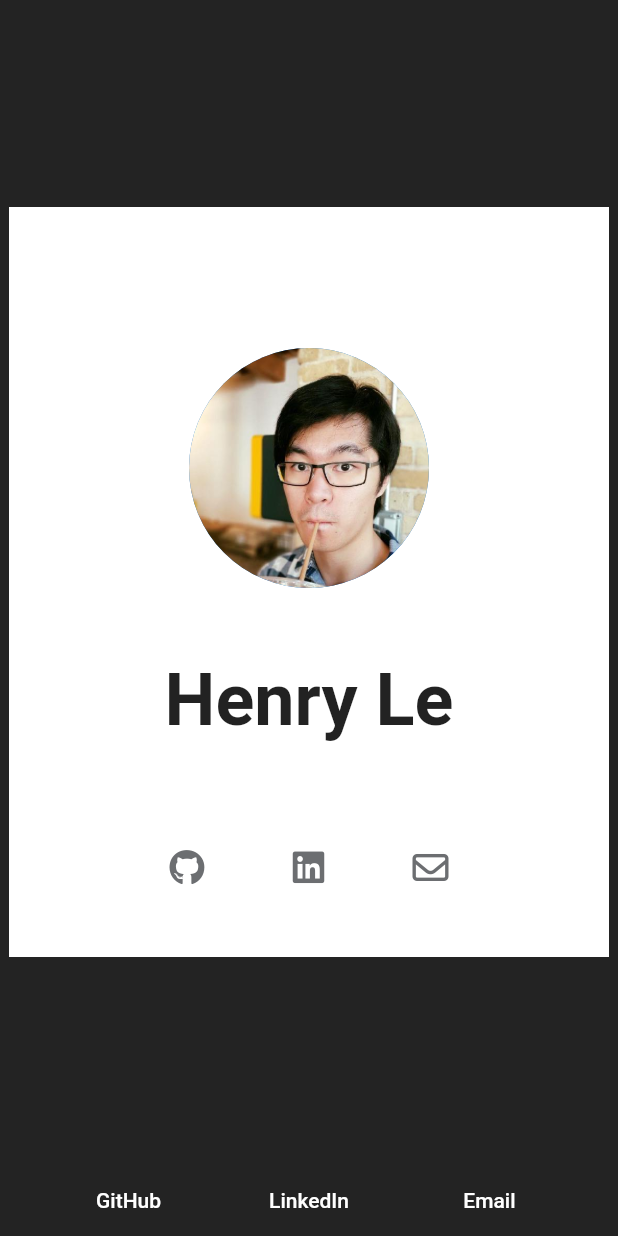
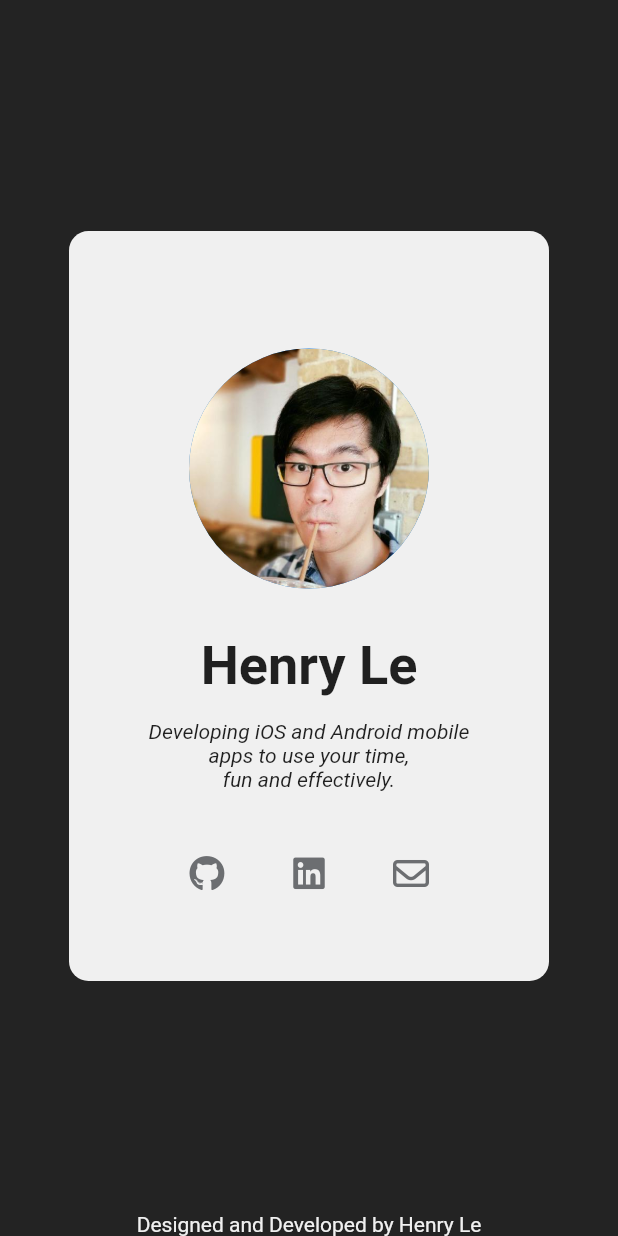
Before and after one commit to lainshiHenry/Portfolio_card_app, a Flutter app: the screen it shows after launch, on a phone screen of 412 x 824 dp. Run offline on Flutter 3.47's test engine with Material 2 defaults, Android fonts, the light colour scheme and no system bars; our stand-ins replace font_awesome_flutter; missing offline and left inert: dart:js.

Commit message:
Refactored code Updated Themeing Added functionality to buttons

```diff
--- /dev/null
+++ b/lib/controller/get_profile_links_list.dart
@@ -0,0 +1,57 @@
+import 'dart:js' as js;
+
+import 'package:flutter/material.dart';
+import 'package:henry_portfolio_card/model/constants.dart';
+import 'package:henry_portfolio_card/model/profile.dart';
+
+List<Widget> getProfileLinksList(BuildContext context, Profile profile) {
+  List<IconButton> _resultList = List.empty(growable: true);
+  IconButton? _temp;
+
+  _temp = checkIfProfileHasLink(context,
+      linkToCheck: profile.getGitHubLink!, socialLink: Links.github);
+  if (_temp != null) {
+    _resultList.add(_temp);
+  }
+
+  _temp = checkIfProfileHasLink(context,
+      socialLink: Links.linkedin, linkToCheck: profile.getLinkedInLink!);
+  if (_temp != null) {
+    _resultList.add(_temp);
+  }
+
+  _temp = checkIfProfileHasLink(context,
+      socialLink: Links.twitter, linkToCheck: profile.getTwitterLink!);
+  if (_temp != null) {
+    _resultList.add(_temp);
+  }
+
+  _temp = checkIfProfileHasLink(context,
+      socialLink: Links.email, linkToCheck: profile.getEmailAddress!);
+  if (_temp != null) {
+    _resultList.add(_temp);
+  }
+
+  return _resultList;
+}
+
+IconButton? checkIfProfileHasLink(BuildContext context,
+    {required Links socialLink,
+    Widget? iconImage,
+    required String linkToCheck}) {
+  if (linkToCheck.isNotEmpty) {
+    return IconButton(
+      icon: linksListIcon[socialLink.index],
+      onPressed: () {
+        print(linkToCheck);
+        if (socialLink == Links.email) {
+          js.context.callMethod('open', ['mailTo:' + linkToCheck]);
+        } else {
+          js.context.callMethod('open', [linkToCheck]);
+        }
+      },
+    );
+  } else {
+    return null;
+  }
+}
--- /dev/null
+++ b/lib/model/constants.dart
@@ -0,0 +1,10 @@
+import 'package:font_awesome_flutter/font_awesome_flutter.dart';
+
+enum Links { github, linkedin, twitter, email }
+
+List<FaIcon> linksListIcon = [
+  const FaIcon(FontAwesomeIcons.github),
+  const FaIcon(FontAwesomeIcons.linkedin),
+  const FaIcon(FontAwesomeIcons.twitter),
+  const FaIcon(FontAwesomeIcons.envelope),
+];
--- a/lib/model/my_profile_data.dart
+++ b/lib/model/my_profile_data.dart
@@ -4,5 +4,9 @@ Profile profileData = Profile(
   firstName: 'Henry',
   lastName: 'Le',
   profileImageLocation: 'assets/27880002.jpeg',
-  shortProfileDescription: '',
+  shortProfileDescription:
+      'Developing iOS and Android mobile apps to use your time, \nfun and effectively. ',
+  githubLink: 'https://github.com/lainshiHenry',
+  linkedInLink: 'https://www.linkedin.com/in/lehenry',
+  emailAddress: 'henryle913@outlook.com',
 );
--- a/lib/model/profile.dart
+++ b/lib/model/profile.dart
@@ -3,19 +3,36 @@ class Profile {
   final String? _lastName;
   final String? _shortProfileDescription;
   final String? _profileImageLocation;
+  final String? _githubLink;
+  final String? _linkedInLink;
+  final String? _twitterLink;
+  final String? _emailAddress;
 
   Profile({
     required String? firstName,
     String? lastName = '',
     String? shortProfileDescription = '',
     required String? profileImageLocation,
+    String? githubLink = '',
+    String? linkedInLink = '',
+    String? twitterLink = '',
+    String? emailAddress = '',
   })  : _firstName = firstName,
         _lastName = lastName,
         _shortProfileDescription = shortProfileDescription,
-        _profileImageLocation = profileImageLocation;
+        _profileImageLocation = profileImageLocation,
+        _githubLink = githubLink,
+        _linkedInLink = linkedInLink,
+        _twitterLink = twitterLink,
+        _emailAddress = emailAddress;
 
   String? get getFirstName => _firstName;
   String? get getLastName => _lastName;
   String? get getShortProfileDescription => _shortProfileDescription;
   String? get getProfileImageLocation => _profileImageLocation;
+
+  String? get getGitHubLink => _githubLink;
+  String? get getLinkedInLink => _linkedInLink;
+  String? get getTwitterLink => _twitterLink;
+  String? get getEmailAddress => _emailAddress;
 }
--- a/lib/model/theme_data.dart
+++ b/lib/model/theme_data.dart
@@ -2,10 +2,12 @@ import 'package:flutter/material.dart';
 
 ThemeData lightThemeData = ThemeData(
   scaffoldBackgroundColor: const Color(0xFF232323),
+  backgroundColor: Colors.blue,
   iconTheme: const IconThemeData(
     color: Color(0xFF6c6e71),
   ),
   hoverColor: Colors.black,
+  textTheme: TextTheme(),
   textButtonTheme: TextButtonThemeData(
     style: ButtonStyle(
       foregroundColor: MaterialStateProperty.all(Colors.white),
--- a/lib/view/screens/homepage.dart
+++ b/lib/view/screens/homepage.dart
@@ -1,5 +1,5 @@
 import 'package:flutter/material.dart';
-import 'package:font_awesome_flutter/font_awesome_flutter.dart';
+import 'package:henry_portfolio_card/controller/get_profile_links_list.dart';
 import 'package:henry_portfolio_card/model/profile.dart';
 
 class HomePage extends StatelessWidget {
@@ -9,22 +9,17 @@ class HomePage extends StatelessWidget {
 
   final Profile _profile;
 
-  final List<String> _linkNames = ['GitHub', 'LinkedIn', 'Email'];
-  final List<String> _linkURL = ['a', 'b', 'c'];
-  final List<FaIcon> _listIcons = [
-    const FaIcon(FontAwesomeIcons.github),
-    const FaIcon(FontAwesomeIcons.linkedin),
-    const FaIcon(FontAwesomeIcons.envelope),
-  ];
-
   @override
   Widget build(BuildContext context) {
     return Scaffold(
       body: Center(
         child: Container(
-          color: Colors.white,
-          width: 400,
+          width: 320,
           height: 500,
+          decoration: BoxDecoration(
+            borderRadius: BorderRadius.circular(13.0),
+            color: const Color(0xFFF0F0F0),
+          ),
           child: Padding(
             padding: const EdgeInsets.all(48.0),
             child: Column(
@@ -35,44 +30,45 @@ class HomePage extends StatelessWidget {
                   foregroundImage:
                       AssetImage(_profile.getProfileImageLocation!),
                   radius: 80.0,
-                  minRadius: 60.0,
-                  maxRadius: 100.0,
                 ),
                 const Spacer(),
                 Text(
                   _profile.getFirstName! + ' ' + _profile.getLastName!,
                   style: const TextStyle(
-                    fontSize: 48.0,
+                    fontSize: 36.0,
                     fontWeight: FontWeight.bold,
                   ),
                 ),
-                SizedBox(
-                  height: 10,
+                const SizedBox(
+                  height: 15,
                 ),
-                Text(_profile.getShortProfileDescription!),
+                Text(
+                  _profile.getShortProfileDescription!,
+                  textAlign: TextAlign.center,
+                  style: const TextStyle(fontStyle: FontStyle.italic),
+                ),
                 const Spacer(),
                 Row(
                   mainAxisAlignment: MainAxisAlignment.spaceEvenly,
                   // mainAxisSize: MainAxisSize.min,
-                  children: _listIcons,
+                  children: getProfileLinksList(context, _profile),
                 ),
               ],
             ),
           ),
         ),
       ),
-      bottomNavigationBar: SizedBox(
-        width: 400,
+      bottomNavigationBar: SafeArea(
         child: Row(
-          mainAxisAlignment: MainAxisAlignment.spaceEvenly,
-          children: List.generate(
-              _linkNames.length,
-              (index) => TextButton(
-                    child: Text(
-                      _linkNames[index],
-                    ),
-                    onPressed: () {},
-                  )),
+          mainAxisAlignment: MainAxisAlignment.center,
+          children: const [
+            Text(
+              'Designed and Developed by Henry Le',
+              style: TextStyle(
+                color: Color(0xFFF0F0F0),
+              ),
+            ),
+          ],
         ),
       ),
     );
```
